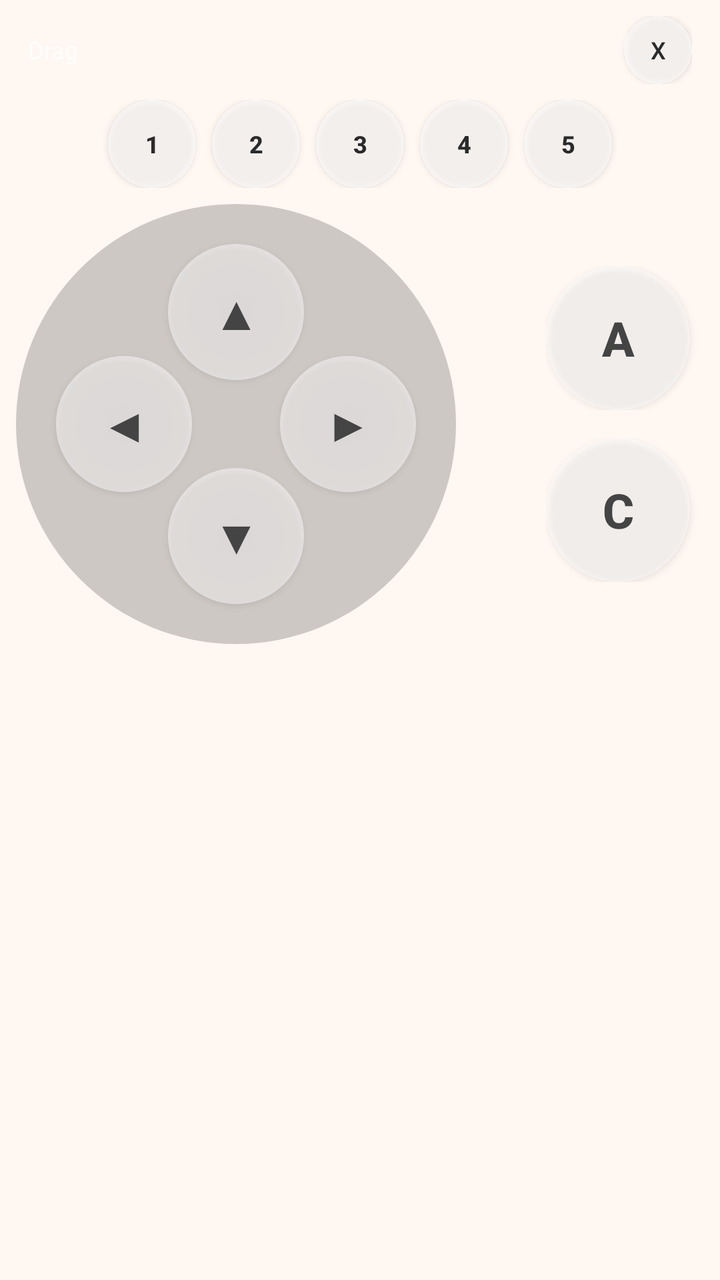
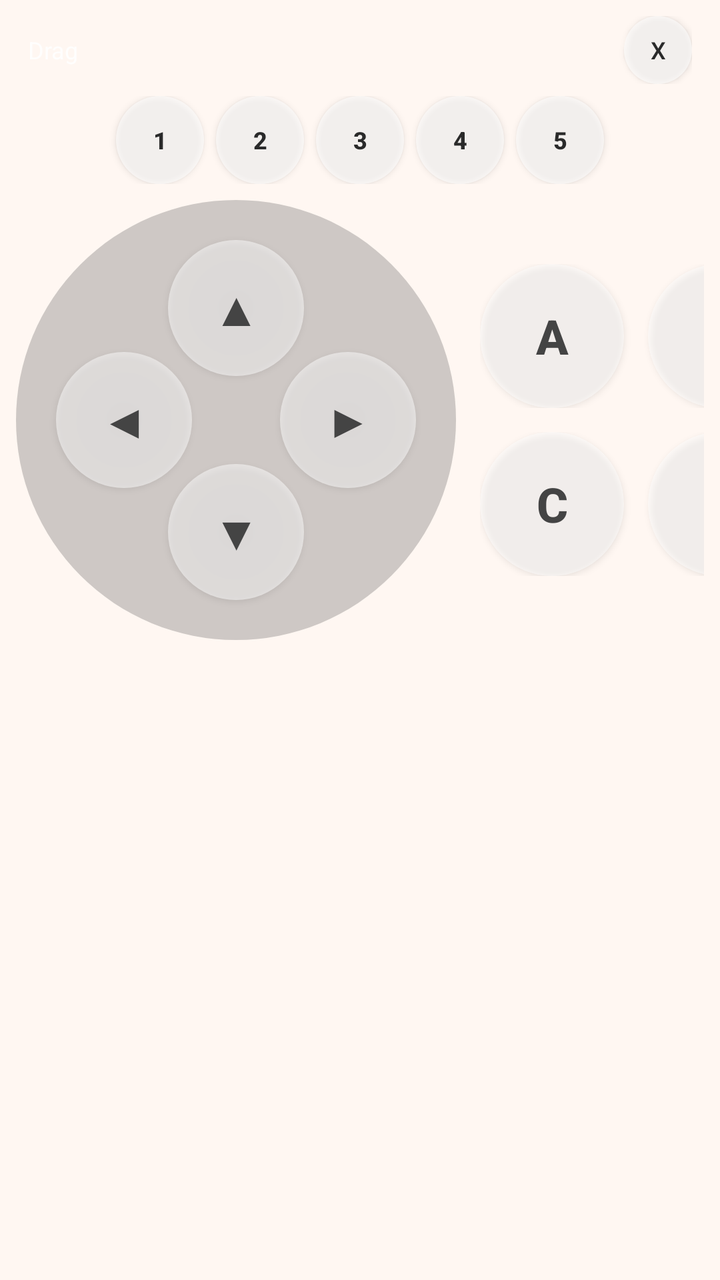

Before-and-after screenshots of an Android layout around one commit, followed by the original layout XML and the change that was made.
<!-- AndroidManifest.xml: application theme Theme.VirtualKeypad -->
<!-- res/layout/overlay_keypad.xml -->
<?xml version="1.0" encoding="utf-8"?>
<FrameLayout xmlns:android="http://schemas.android.com/apk/res/android"
    android:layout_width="wrap_content"
    android:layout_height="wrap_content"
    android:padding="8dp">

    <Button
        android:id="@+id/overlayToggleButton"
        android:layout_width="42dp"
        android:layout_height="42dp"
        android:background="@drawable/overlay_button_circle_small"
        android:minWidth="0dp"
        android:minHeight="0dp"
        android:text="@string/overlay_toggle"
        android:textColor="#FF2A2A2A"
        android:textSize="16sp"
        android:textStyle="bold"
        android:visibility="gone" />

    <LinearLayout
        android:id="@+id/overlayPanel"
        android:layout_width="wrap_content"
        android:layout_height="wrap_content"
        android:orientation="vertical">

        <LinearLayout
            android:id="@+id/overlayHeader"
            android:layout_width="match_parent"
            android:layout_height="wrap_content"
            android:gravity="center_vertical|end"
            android:orientation="horizontal"
            android:paddingStart="6dp"
            android:paddingEnd="6dp">

            <TextView
                android:layout_width="0dp"
                android:layout_height="wrap_content"
                android:layout_weight="1"
                android:text="@string/overlay_drag_handle"
                android:textColor="#CCFFFFFF"
                android:textSize="12sp" />

            <Button
                android:id="@+id/overlayCloseButton"
                android:layout_width="34dp"
                android:layout_height="34dp"
                android:background="@drawable/overlay_button_circle_small"
                android:minWidth="0dp"
                android:minHeight="0dp"
                android:text="@string/overlay_close"
                android:textColor="#FF2A2A2A"
                android:textSize="12sp" />
        </LinearLayout>

        <LinearLayout
            android:layout_width="match_parent"
            android:layout_height="wrap_content"
            android:layout_marginTop="8dp"
            android:gravity="center"
            android:orientation="horizontal">

            <Button
                android:id="@+id/overlayTop1Button"
                android:layout_width="44dp"
                android:layout_height="44dp"
                android:background="@drawable/overlay_button_circle_small"
                android:minWidth="0dp"
                android:minHeight="0dp"
                android:text="1"
                android:textColor="#FF2A2A2A"
                android:textSize="12sp"
                android:textStyle="bold" />

            <Button
                android:id="@+id/overlayTop2Button"
                android:layout_width="44dp"
                android:layout_height="44dp"
                android:layout_marginStart="8dp"
                android:background="@drawable/overlay_button_circle_small"
                android:minWidth="0dp"
                android:minHeight="0dp"
                android:text="2"
                android:textColor="#FF2A2A2A"
                android:textSize="12sp"
                android:textStyle="bold" />

            <Button
                android:id="@+id/overlayTop3Button"
                android:layout_width="44dp"
                android:layout_height="44dp"
                android:layout_marginStart="8dp"
                android:background="@drawable/overlay_button_circle_small"
                android:minWidth="0dp"
                android:minHeight="0dp"
                android:text="3"
                android:textColor="#FF2A2A2A"
                android:textSize="12sp"
                android:textStyle="bold" />

            <Button
                android:id="@+id/overlayTop4Button"
                android:layout_width="44dp"
                android:layout_height="44dp"
                android:layout_marginStart="8dp"
                android:background="@drawable/overlay_button_circle_small"
                android:minWidth="0dp"
                android:minHeight="0dp"
                android:text="4"
                android:textColor="#FF2A2A2A"
                android:textSize="12sp"
                android:textStyle="bold" />

            <Button
                android:id="@+id/overlayTop5Button"
                android:layout_width="44dp"
                android:layout_height="44dp"
                android:layout_marginStart="8dp"
                android:background="@drawable/overlay_button_circle_small"
                android:minWidth="0dp"
                android:minHeight="0dp"
                android:text="5"
                android:textColor="#FF2A2A2A"
                android:textSize="12sp"
                android:textStyle="bold" />
        </LinearLayout>

        <LinearLayout
            android:layout_width="wrap_content"
            android:layout_height="wrap_content"
            android:layout_marginTop="8dp"
            android:orientation="horizontal">

            <FrameLayout
                android:layout_width="220dp"
                android:layout_height="220dp"
                android:background="@drawable/overlay_pad_background">

                <Button
                    android:id="@+id/overlayUpButton"
                    android:layout_width="68dp"
                    android:layout_height="68dp"
                    android:layout_gravity="top|center_horizontal"
                    android:layout_marginTop="20dp"
                    android:background="@drawable/overlay_button_circle"
                    android:minWidth="0dp"
                    android:minHeight="0dp"
                    android:text="▲"
                    android:textColor="#FF444444"
                    android:textSize="24sp" />

                <Button
                    android:id="@+id/overlayLeftButton"
                    android:layout_width="68dp"
                    android:layout_height="68dp"
                    android:layout_gravity="center_vertical|start"
                    android:layout_marginStart="20dp"
                    android:background="@drawable/overlay_button_circle"
                    android:minWidth="0dp"
                    android:minHeight="0dp"
                    android:text="◀"
                    android:textColor="#FF444444"
                    android:textSize="24sp" />

                <Button
                    android:id="@+id/overlayRightButton"
                    android:layout_width="68dp"
                    android:layout_height="68dp"
                    android:layout_gravity="center_vertical|end"
                    android:layout_marginEnd="20dp"
                    android:background="@drawable/overlay_button_circle"
                    android:minWidth="0dp"
                    android:minHeight="0dp"
                    android:text="▶"
                    android:textColor="#FF444444"
                    android:textSize="24sp" />

                <Button
                    android:id="@+id/overlayDownButton"
                    android:layout_width="68dp"
                    android:layout_height="68dp"
                    android:layout_gravity="bottom|center_horizontal"
                    android:layout_marginBottom="20dp"
                    android:background="@drawable/overlay_button_circle"
                    android:minWidth="0dp"
                    android:minHeight="0dp"
                    android:text="▼"
                    android:textColor="#FF444444"
                    android:textSize="24sp" />

            </FrameLayout>

            <FrameLayout
                android:layout_width="220dp"
                android:layout_height="220dp"
                android:layout_marginStart="14dp">

                <LinearLayout
                    android:layout_width="match_parent"
                    android:layout_height="match_parent"
                    android:gravity="center"
                    android:orientation="vertical">

                    <LinearLayout
                        android:layout_width="wrap_content"
                        android:layout_height="wrap_content"
                        android:orientation="horizontal">

                        <Button
                            android:id="@+id/overlayPrimaryButton"
                            android:layout_width="72dp"
                            android:layout_height="72dp"
                            android:background="@drawable/overlay_button_circle"
                            android:minWidth="0dp"
                            android:minHeight="0dp"
                            android:text="A"
                            android:textColor="#FF444444"
                            android:textSize="24sp"
                            android:textStyle="bold" />

                        <Button
                            android:id="@+id/overlaySecondaryButton"
                            android:layout_width="72dp"
                            android:layout_height="72dp"
                            android:layout_marginStart="14dp"
                            android:background="@drawable/overlay_button_circle"
                            android:minWidth="0dp"
                            android:minHeight="0dp"
                            android:text="B"
                            android:textColor="#FF444444"
                            android:textSize="24sp"
                            android:textStyle="bold" />
                    </LinearLayout>

                    <LinearLayout
                        android:layout_width="wrap_content"
                        android:layout_height="wrap_content"
                        android:layout_marginTop="14dp"
                        android:orientation="horizontal">

                        <Button
                            android:id="@+id/overlayTertiaryButton"
                            android:layout_width="72dp"
                            android:layout_height="72dp"
                            android:background="@drawable/overlay_button_circle"
                            android:minWidth="0dp"
                            android:minHeight="0dp"
                            android:text="C"
                            android:textColor="#FF444444"
                            android:textSize="24sp"
                            android:textStyle="bold" />

                        <Button
                            android:id="@+id/overlayQuaternaryButton"
                            android:layout_width="72dp"
                            android:layout_height="72dp"
                            android:layout_marginStart="14dp"
                            android:background="@drawable/overlay_button_circle"
                            android:minWidth="0dp"
                            android:minHeight="0dp"
                            android:text="D"
                            android:textColor="#FF444444"
                            android:textSize="24sp"
                            android:textStyle="bold" />
                    </LinearLayout>
                </LinearLayout>
            </FrameLayout>
        </LinearLayout>
    </LinearLayout>
</FrameLayout>
<!-- resources referenced by this layout -->
<resources>
  <!-- drawable overlay_button_circle (drawable) -->
  <?xml version="1.0" encoding="utf-8"?>
  <selector xmlns:android="http://schemas.android.com/apk/res/android">
      <item android:state_pressed="true">
          <shape android:shape="oval">
              <solid android:color="#B3FFFFFF" />
          </shape>
      </item>
      <item>
          <shape android:shape="oval">
              <solid android:color="#80FFFFFF" />
          </shape>
      </item>
  </selector>
  <!-- drawable overlay_button_circle_small (drawable) -->
  <?xml version="1.0" encoding="utf-8"?>
  <selector xmlns:android="http://schemas.android.com/apk/res/android">
      <item android:state_pressed="true">
          <shape android:shape="oval">
              <solid android:color="#CCFFFFFF" />
          </shape>
      </item>
      <item>
          <shape android:shape="oval">
              <solid android:color="#99FFFFFF" />
          </shape>
      </item>
  </selector>
  <!-- drawable overlay_pad_background (drawable) -->
  <?xml version="1.0" encoding="utf-8"?>
  <shape xmlns:android="http://schemas.android.com/apk/res/android"
      android:shape="oval">
      <solid android:color="#444A4A4A" />
  </shape>
  <string name="overlay_close">X</string>
  <string name="overlay_drag_handle">Drag</string>
  <string name="overlay_toggle">O</string>
  <style name="Theme.VirtualKeypad" parent="Theme.MaterialComponents.DayNight.NoActionBar">
          <item name="colorPrimary">@color/vk_primary</item>
          <item name="colorPrimaryVariant">@color/vk_primary_dark</item>
          <item name="colorSecondary">@color/vk_accent</item>
          <item name="android:statusBarColor">@color/vk_primary_dark</item>
          <item name="android:navigationBarColor">@color/vk_surface</item>
          <item name="android:windowBackground">@color/vk_background</item>
          <item name="android:textColorPrimary">@color/vk_text</item>
      </style>
  <color name="vk_primary">#0E5E6F</color>
  <color name="vk_primary_dark">#083D47</color>
  <color name="vk_accent">#F2A541</color>
  <color name="vk_surface">#FFFFFFFF</color>
  <color name="vk_background">#FFF7F2</color>
  <color name="vk_text">#1A1A1A</color>
</resources>

<!-- the commit's change to res/layout/overlay_keypad.xml (unified diff, before → after) -->
@@ -23,6 +23,7 @@
         android:layout_height="wrap_content"
         android:orientation="vertical">
 
+        
         <LinearLayout
             android:id="@+id/overlayHeader"
             android:layout_width="match_parent"
@@ -52,10 +53,11 @@
                 android:textSize="12sp" />
         </LinearLayout>
 
+        
         <LinearLayout
             android:layout_width="match_parent"
             android:layout_height="wrap_content"
-            android:layout_marginTop="8dp"
+            android:layout_marginTop="6dp"
             android:gravity="center"
             android:orientation="horizontal">
 
@@ -75,7 +77,7 @@
                 android:id="@+id/overlayTop2Button"
                 android:layout_width="44dp"
                 android:layout_height="44dp"
-                android:layout_marginStart="8dp"
+                android:layout_marginStart="6dp"
                 android:background="@drawable/overlay_button_circle_small"
                 android:minWidth="0dp"
                 android:minHeight="0dp"
@@ -88,7 +90,7 @@
                 android:id="@+id/overlayTop3Button"
                 android:layout_width="44dp"
                 android:layout_height="44dp"
-                android:layout_marginStart="8dp"
+                android:layout_marginStart="6dp"
                 android:background="@drawable/overlay_button_circle_small"
                 android:minWidth="0dp"
                 android:minHeight="0dp"
@@ -101,7 +103,7 @@
                 android:id="@+id/overlayTop4Button"
                 android:layout_width="44dp"
                 android:layout_height="44dp"
-                android:layout_marginStart="8dp"
+                android:layout_marginStart="6dp"
                 android:background="@drawable/overlay_button_circle_small"
                 android:minWidth="0dp"
                 android:minHeight="0dp"
@@ -114,7 +116,7 @@
                 android:id="@+id/overlayTop5Button"
                 android:layout_width="44dp"
                 android:layout_height="44dp"
-                android:layout_marginStart="8dp"
+                android:layout_marginStart="6dp"
                 android:background="@drawable/overlay_button_circle_small"
                 android:minWidth="0dp"
                 android:minHeight="0dp"
@@ -124,12 +126,15 @@
                 android:textStyle="bold" />
         </LinearLayout>
 
+        
         <LinearLayout
             android:layout_width="wrap_content"
             android:layout_height="wrap_content"
             android:layout_marginTop="8dp"
-            android:orientation="horizontal">
-
+            android:orientation="horizontal"
+            android:gravity="center_vertical">
+
+            
             <FrameLayout
                 android:layout_width="220dp"
                 android:layout_height="220dp"
@@ -186,84 +191,80 @@
                     android:text="▼"
                     android:textColor="#FF444444"
                     android:textSize="24sp" />
-
             </FrameLayout>
 
-            <FrameLayout
-                android:layout_width="220dp"
-                android:layout_height="220dp"
-                android:layout_marginStart="14dp">
+            
+            <LinearLayout
+                android:layout_width="wrap_content"
+                android:layout_height="wrap_content"
+                android:layout_marginStart="12dp"
+                android:gravity="center"
+                android:orientation="vertical">
 
                 <LinearLayout
-                    android:layout_width="match_parent"
-                    android:layout_height="match_parent"
-                    android:gravity="center"
-                    android:orientation="vertical">
-
-                    <LinearLayout
-                        android:layout_width="wrap_content"
-                        android:layout_height="wrap_content"
-                        android:orientation="horizontal">
-
-                        <Button
-                            android:id="@+id/overlayPrimaryButton"
-                            android:layout_width="72dp"
-                            android:layout_height="72dp"
-                            android:background="@drawable/overlay_button_circle"
-                            android:minWidth="0dp"
-                            android:minHeight="0dp"
-                            android:text="A"
-                            android:textColor="#FF444444"
-                            android:textSize="24sp"
-                            android:textStyle="bold" />
-
-                        <Button
-                            android:id="@+id/overlaySecondaryButton"
-                            android:layout_width="72dp"
-                            android:layout_height="72dp"
-                            android:layout_marginStart="14dp"
-                            android:background="@drawable/overlay_button_circle"
-                            android:minWidth="0dp"
-                            android:minHeight="0dp"
-                            android:text="B"
-                            android:textColor="#FF444444"
-                            android:textSize="24sp"
-                            android:textStyle="bold" />
-                    </LinearLayout>
-
-                    <LinearLayout
-                        android:layout_width="wrap_content"
-                        android:layout_height="wrap_content"
-                        android:layout_marginTop="14dp"
-                        android:orientation="horizontal">
-
-                        <Button
-                            android:id="@+id/overlayTertiaryButton"
-                            android:layout_width="72dp"
-                            android:layout_height="72dp"
-                            android:background="@drawable/overlay_button_circle"
-                            android:minWidth="0dp"
-                            android:minHeight="0dp"
-                            android:text="C"
-                            android:textColor="#FF444444"
-                            android:textSize="24sp"
-                            android:textStyle="bold" />
-
-                        <Button
-                            android:id="@+id/overlayQuaternaryButton"
-                            android:layout_width="72dp"
-                            android:layout_height="72dp"
-                            android:layout_marginStart="14dp"
-                            android:background="@drawable/overlay_button_circle"
-                            android:minWidth="0dp"
-                            android:minHeight="0dp"
-                            android:text="D"
-                            android:textColor="#FF444444"
-                            android:textSize="24sp"
-                            android:textStyle="bold" />
-                    </LinearLayout>
+                    android:layout_width="wrap_content"
+                    android:layout_height="wrap_content"
+                    android:orientation="horizontal">
+
+                    <Button
+                        android:id="@+id/overlayPrimaryButton"
+                        android:layout_width="72dp"
+                        android:layout_height="72dp"
+                        android:background="@drawable/overlay_button_circle"
+                        android:minWidth="0dp"
+                        android:minHeight="0dp"
+                        android:text="A"
+                        android:textColor="#FF444444"
+                        android:textSize="24sp"
+                        android:textStyle="bold" />
+
+                    <Button
+                        android:id="@+id/overlaySecondaryButton"
+                        android:layout_width="72dp"
+                        android:layout_height="72dp"
+                        android:layout_marginStart="12dp"
+                        android:background="@drawable/overlay_button_circle"
+                        android:minWidth="0dp"
+                        android:minHeight="0dp"
+                        android:text="B"
+                        android:textColor="#FF444444"
+                        android:textSize="24sp"
+                        android:textStyle="bold" />
                 </LinearLayout>
-            </FrameLayout>
+
+                <LinearLayout
+                    android:layout_width="wrap_content"
+                    android:layout_height="wrap_content"
+                    android:layout_marginTop="12dp"
+                    android:orientation="horizontal">
+
+                    <Button
+                        android:id="@+id/overlayTertiaryButton"
+                        android:layout_width="72dp"
+                        android:layout_height="72dp"
+                        android:background="@drawable/overlay_button_circle"
+                        android:minWidth="0dp"
+                        android:minHeight="0dp"
+                        android:text="C"
+                        android:textColor="#FF444444"
+                        android:textSize="24sp"
+                        android:textStyle="bold" />
+
+                    <Button
+                        android:id="@+id/overlayQuaternaryButton"
+                        android:layout_width="72dp"
+                        android:layout_height="72dp"
+                        android:layout_marginStart="12dp"
+                        android:background="@drawable/overlay_button_circle"
+                        android:minWidth="0dp"
+                        android:minHeight="0dp"
+                        android:text="D"
+                        android:textColor="#FF444444"
+                        android:textSize="24sp"
+                        android:textStyle="bold" />
+                </LinearLayout>
+            </LinearLayout>
+
         </LinearLayout>
     </LinearLayout>
 </FrameLayout>
